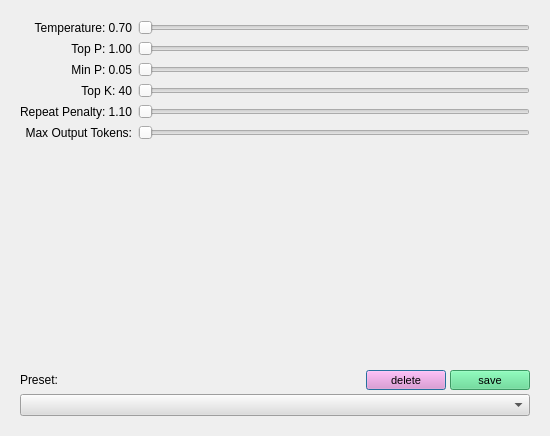
Old version of the form ui_files/InferrancePresetsWidget.ui in the repository 05remla/new_reactor.
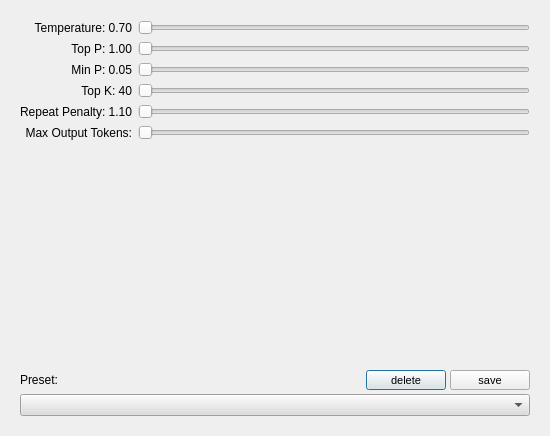
New version of the form.

The edit to the form file:
```diff
--- a/ui_files/InferrancePresetsWidget.ui
+++ b/ui_files/InferrancePresetsWidget.ui
@@ -228,7 +228,7 @@
                </font>
               </property>
               <property name="styleSheet">
-               <string notr="true">background-color: #ef8bce; 
+               <string notr="true">background-color: @color1;
 color: black;
 </string>
               </property>
@@ -257,7 +257,7 @@
                </font>
               </property>
               <property name="styleSheet">
-               <string notr="true">background-color: #54d88c; 
+               <string notr="true">background-color: @color2;
 color: black;
 </string>
               </property>
```
Left out of the diff: 14 changed lines with no effect on the pictures.
